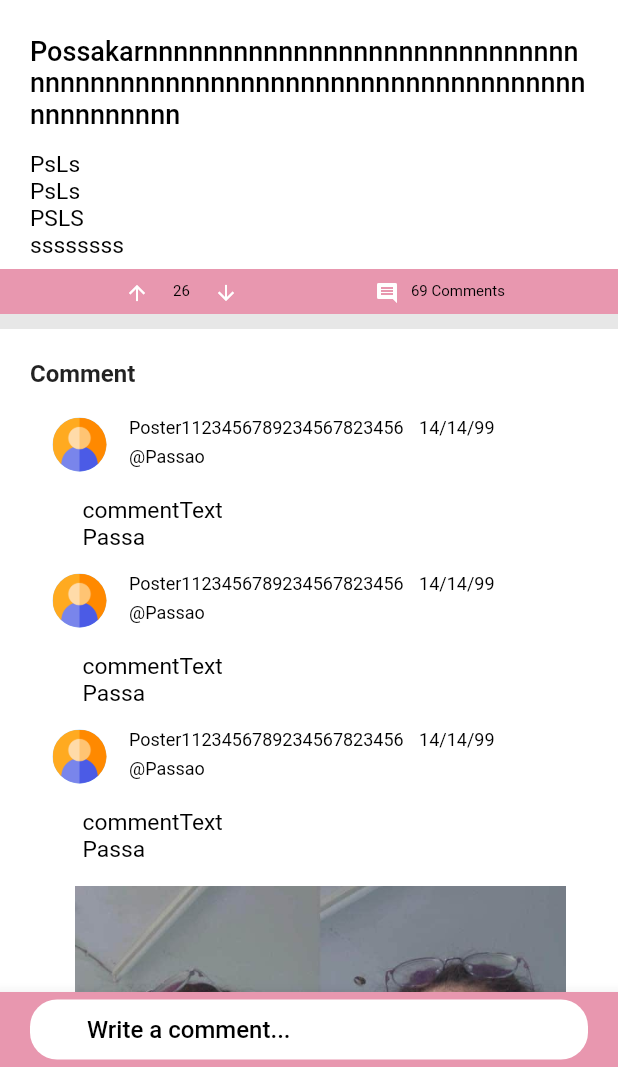
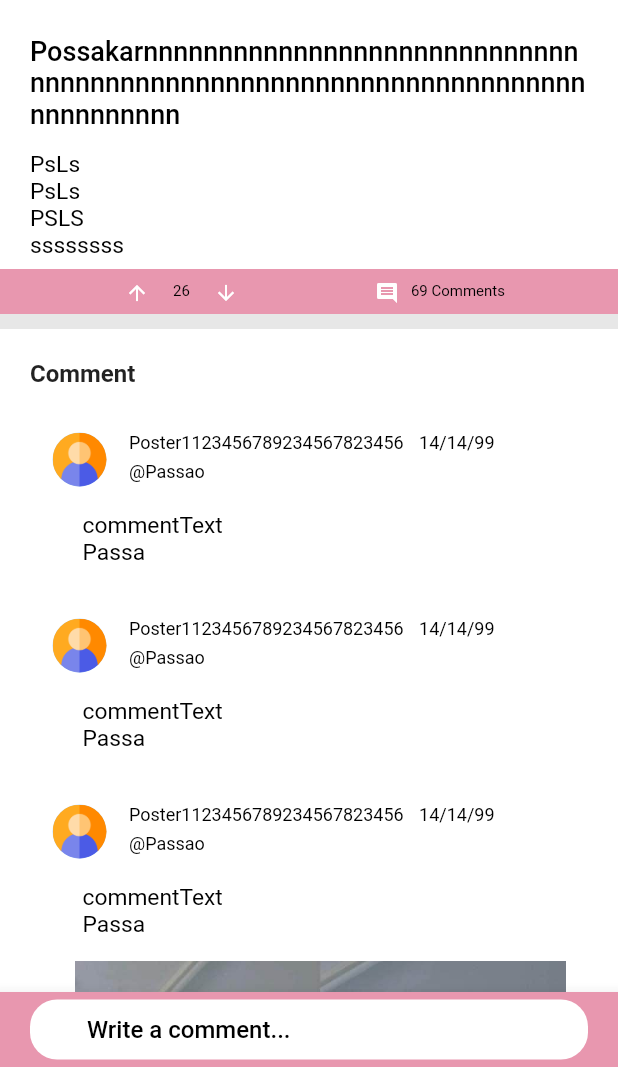
Before and after one commit to Thinc-Cu-Stack-Exchange/cu_problem_exchange, a Flutter app: the MainPost screen opened by its route, on a phone screen of 412 x 824 dp, the part 169-1236 px from its top. Run offline on Flutter 3.47's test engine with Material 2 defaults, Android fonts, the phone set to English and light mode, and no system bars; our stand-ins replace carousel_slider, get, image_picker, photo_view; missing offline and left inert: colorful_safe_area.

Commit message:
edit align comment

```diff
--- a/lib/page/main_post.dart
+++ b/lib/page/main_post.dart
@@ -196,7 +196,7 @@ class CreateComment extends StatelessWidget {
   @override
   Widget build(BuildContext context) {
     return Padding(
-      padding: const EdgeInsets.symmetric(horizontal: 20),
+      padding: const EdgeInsets.symmetric(horizontal: 20,vertical: 10),
       child: Column(
         crossAxisAlignment: CrossAxisAlignment.start,
         children: [
```
